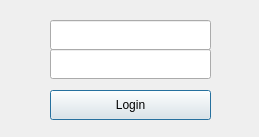
First picture: the form in ui/SignIn.ui, repository Dutongxue/hostComputer, before the edit.
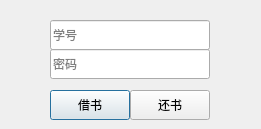
Second picture: the form after the edit.

```diff
--- a/ui/SignIn.ui
+++ b/ui/SignIn.ui
@@ -6,8 +6,8 @@
    <rect>
     <x>0</x>
     <y>0</y>
-    <width>259</width>
-    <height>137</height>
+    <width>261</width>
+    <height>129</height>
    </rect>
   </property>
   <property name="windowTitle">
@@ -18,35 +18,54 @@
     <rect>
      <x>50</x>
      <y>20</y>
-     <width>161</width>
+     <width>160</width>
      <height>30</height>
     </rect>
    </property>
+   <property name="placeholderText">
+    <string>学号</string>
+   </property>
   </widget>
   <widget class="QLineEdit" name="pwdEdit">
    <property name="geometry">
     <rect>
      <x>50</x>
      <y>49</y>
-     <width>161</width>
+     <width>160</width>
      <height>30</height>
     </rect>
    </property>
    <property name="echoMode">
     <enum>QLineEdit::Password</enum>
    </property>
+   <property name="placeholderText">
+    <string>密码</string>
+   </property>
   </widget>
   <widget class="QPushButton" name="LoginButton">
    <property name="geometry">
     <rect>
      <x>50</x>
      <y>90</y>
-     <width>161</width>
+     <width>80</width>
      <height>30</height>
     </rect>
    </property>
    <property name="text">
-    <string>Login</string>
+    <string>借书</string>
+   </property>
+  </widget>
+  <widget class="QPushButton" name="LoginButton_2">
+   <property name="geometry">
+    <rect>
+     <x>130</x>
+     <y>90</y>
+     <width>80</width>
+     <height>30</height>
+    </rect>
+   </property>
+   <property name="text">
+    <string>还书</string>
    </property>
   </widget>
  </widget>
```
